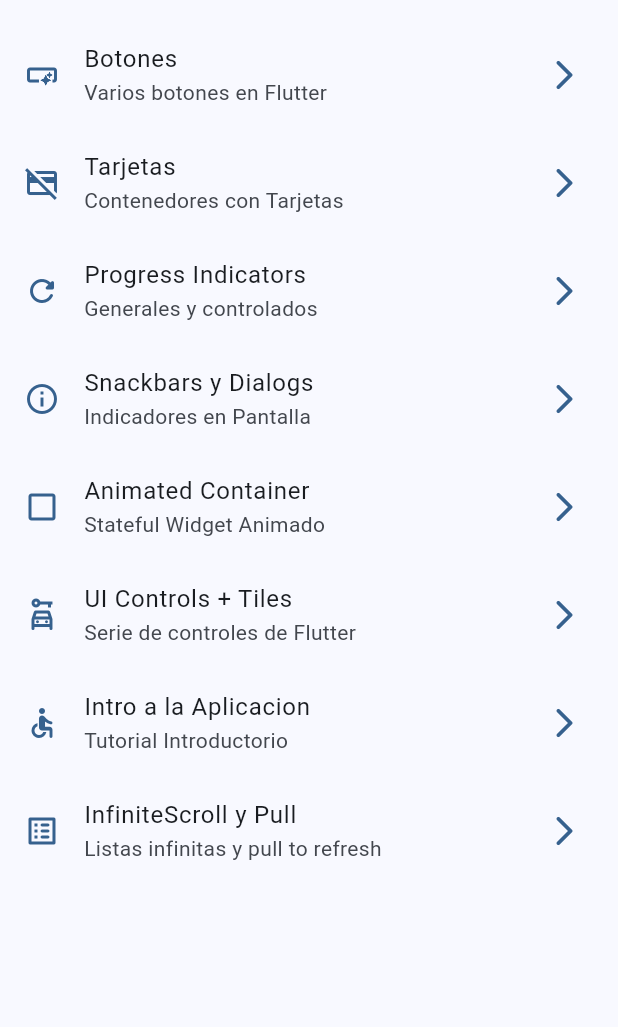
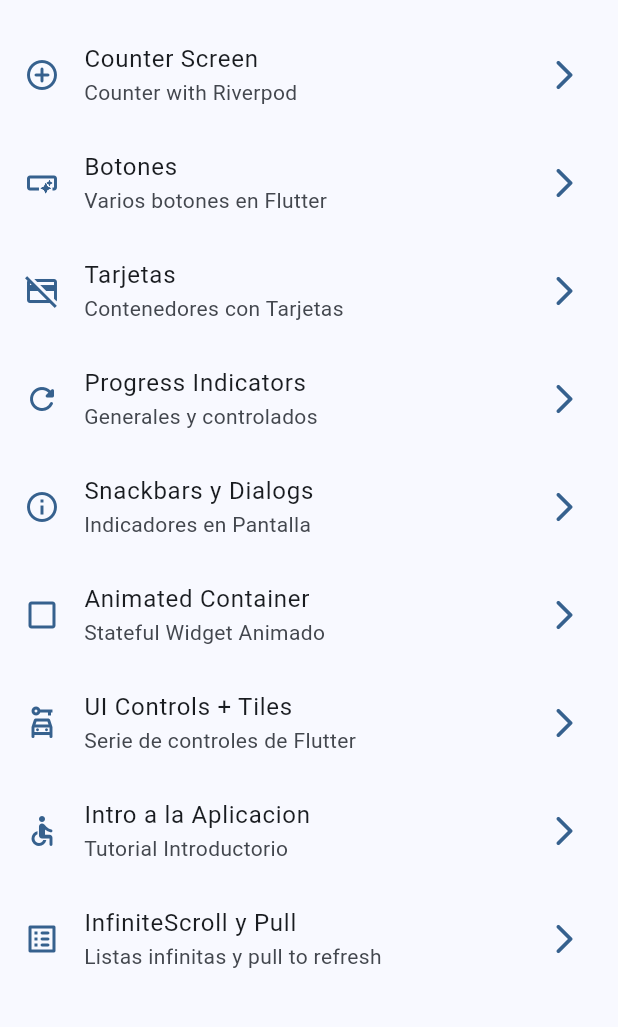
Before and after one commit to RiosHectorM/widgets_tools, a Flutter app: the screen it shows after launch, on a phone screen of 412 x 824 dp, the part 63-1090 px from its top. Run offline on Flutter 3.47's test engine with Material 3 defaults, Android fonts, the phone set to English and light mode, and no system bars; our stand-ins replace animate_do, go_router.

Commit message:
Intro Riverpod

```diff
--- a/lib/config/menu/menu_items.dart
+++ b/lib/config/menu/menu_items.dart
@@ -14,6 +14,12 @@
 }
 
 const appMenuItems = <MenuItem>[
+  MenuItem(
+    title: 'Counter Screen',
+    subTitle: 'Counter with Riverpod',
+    link: '/counter-screen',
+    icon: Icons.add_circle_outline_rounded,
+    ),
   MenuItem(
     title: 'Botones',
     subTitle: 'Varios botones en Flutter',
--- a/lib/config/presentation/screens/screens.dart
+++ b/lib/config/presentation/screens/screens.dart
@@ -1,3 +1,4 @@
+export 'package:widgets_tools/config/presentation/screens/counter/counter_screen.dart';
 export 'package:widgets_tools/config/presentation/screens/animated/animated_screen.dart';
 export 'package:widgets_tools/config/presentation/screens/app_tutorial/app_tutorial_screen.dart';
 export 'package:widgets_tools/config/presentation/screens/buttons/buttons_screen.dart';
--- a/lib/config/router/app_router.dart
+++ b/lib/config/router/app_router.dart
@@ -42,5 +42,9 @@
       path: '/infinite-scroll',
       builder: (context, state) => const InfiniteScrollScreen(),
     ),
+    GoRoute(
+      path: '/counter-screen',
+      builder: (context, state) => const CounterScreen(),
+    ),
   ],
 );
```
Also changed, not shown: lib/config/presentation/screens/counter/counter_screen.dart (added, +22 -0 lines).
